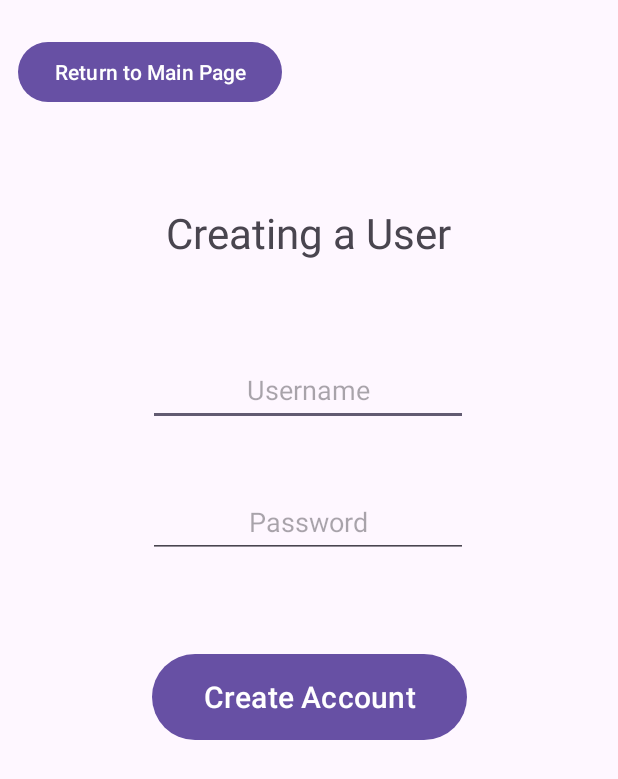
After one commit to mb-driley/CST338-FA23_Project2_LibraryApp, an Android app: the AddUserActivity screen opened directly, with no data from a screen before it, on a phone screen of 412 x 824 dp. The commit adds this screen. Shown: the top 779 px of the screen. Run offline under Robolectric (Android 15) with nearby library versions, the phone set to English and light mode, and no system bars.

Commit message:
Created activity_add_user.xml & AddUserActivity.java
activity_add_user.xml:
Created the layout for the activity page

Updated: MainActivity.java, landing_page.xml, AndroidManifest.xml, & deploymentTargetDropDown.xml

MainActivity.java:
Updated a line break

landing_page.xml:
Set center alignment for the landingPageWelcomeTextView

```diff
--- a/app/src/main/AndroidManifest.xml
+++ b/app/src/main/AndroidManifest.xml
@@ -13,6 +13,9 @@
         android:theme="@style/Theme.CST338FA23_Project2_LibraryApp"
         tools:targetApi="31">
         <activity
+            android:name=".AddUserActivity"
+            android:exported="false" />
+        <activity
             android:name=".LandingPage"
             android:exported="false" />
         <activity
--- /dev/null
+++ b/app/src/main/java/com/example/cst338fa23_project2_libraryapp/AddUserActivity.java
@@ -0,0 +1,14 @@
+package com.example.cst338fa23_project2_libraryapp;
+
+import androidx.appcompat.app.AppCompatActivity;
+
+import android.os.Bundle;
+
+public class AddUserActivity extends AppCompatActivity {
+
+    @Override
+    protected void onCreate(Bundle savedInstanceState) {
+        super.onCreate(savedInstanceState);
+        setContentView(R.layout.activity_add_user);
+    }
+}
--- a/app/src/main/java/com/example/cst338fa23_project2_libraryapp/MainActivity.java
+++ b/app/src/main/java/com/example/cst338fa23_project2_libraryapp/MainActivity.java
@@ -40,8 +40,7 @@ public class MainActivity extends AppCompatActivity {
             public void onClick(View view) {
                 getValuesFromDisplay();
 
-                for (int i = 0; i < mUserList.size(); i++)
-                {
+                for (int i = 0; i < mUserList.size(); i++) {
                     if (mUsername.equals(mUserList.get(i).getUsername())) {
                         if (mPassword.equals(mUserList.get(i).getPassword())) {
                             if (mUserList.get(i).isAdmin()) {
--- /dev/null
+++ b/app/src/main/res/layout/activity_add_user.xml
@@ -0,0 +1,71 @@
+<?xml version="1.0" encoding="utf-8"?>
+<androidx.constraintlayout.widget.ConstraintLayout xmlns:android="http://schemas.android.com/apk/res/android"
+    xmlns:app="http://schemas.android.com/apk/res-auto"
+    xmlns:tools="http://schemas.android.com/tools"
+    android:layout_width="match_parent"
+    android:layout_height="match_parent"
+    tools:context=".AddUserActivity">
+
+    <TextView
+        android:id="@+id/addUserTextView"
+        android:layout_width="235dp"
+        android:layout_height="42dp"
+        android:layout_marginTop="136dp"
+        android:text="Creating a User"
+        android:textSize="28sp"
+        android:textAlignment="center"
+        app:layout_constraintEnd_toEndOf="parent"
+        app:layout_constraintHorizontal_bias="0.498"
+        app:layout_constraintStart_toStartOf="parent"
+        app:layout_constraintTop_toTopOf="parent" />
+
+    <EditText
+        android:id="@+id/addUserUsernameEditText"
+        android:layout_width="wrap_content"
+        android:layout_height="48dp"
+        android:layout_marginTop="236dp"
+        android:ems="10"
+        android:hint="@string/username"
+        android:inputType="text"
+        android:textAlignment="center"
+        app:layout_constraintEnd_toEndOf="parent"
+        app:layout_constraintHorizontal_bias="0.497"
+        app:layout_constraintStart_toStartOf="parent"
+        app:layout_constraintTop_toTopOf="parent" />
+
+    <EditText
+        android:id="@+id/addUserPasswordEditText"
+        android:layout_width="wrap_content"
+        android:layout_height="48dp"
+        android:layout_marginTop="40dp"
+        android:ems="10"
+        android:hint="@string/password"
+        android:textAlignment="center"
+        app:layout_constraintEnd_toEndOf="parent"
+        app:layout_constraintHorizontal_bias="0.497"
+        app:layout_constraintStart_toStartOf="parent"
+        app:layout_constraintTop_toBottomOf="@+id/addUserUsernameEditText" />
+
+    <Button
+        android:id="@+id/addUserCreateButton"
+        android:layout_width="210dp"
+        android:layout_height="65dp"
+        android:layout_marginTop="60dp"
+        android:text="Create Account"
+        android:textSize="20sp"
+        app:layout_constraintEnd_toEndOf="parent"
+        app:layout_constraintStart_toStartOf="parent"
+        app:layout_constraintTop_toBottomOf="@+id/addUserPasswordEditText" />
+
+    <Button
+        android:id="@+id/addUserReturnButton"
+        android:layout_width="wrap_content"
+        android:layout_height="wrap_content"
+        android:layout_marginTop="24dp"
+        android:text="Return to Main Page"
+        app:layout_constraintEnd_toEndOf="parent"
+        app:layout_constraintHorizontal_bias="0.05"
+        app:layout_constraintStart_toStartOf="parent"
+        app:layout_constraintTop_toTopOf="parent" />
+
+</androidx.constraintlayout.widget.ConstraintLayout>
--- a/app/src/main/res/layout/landing_page.xml
+++ b/app/src/main/res/layout/landing_page.xml
@@ -61,6 +61,7 @@
         android:layout_marginTop="148dp"
         android:text="Welcome [INSERT USER NAME HERE]"
         android:textSize="22sp"
+        android:textAlignment="center"
         app:layout_constraintEnd_toEndOf="parent"
         app:layout_constraintHorizontal_bias="0.372"
         app:layout_constraintStart_toStartOf="parent"
```
